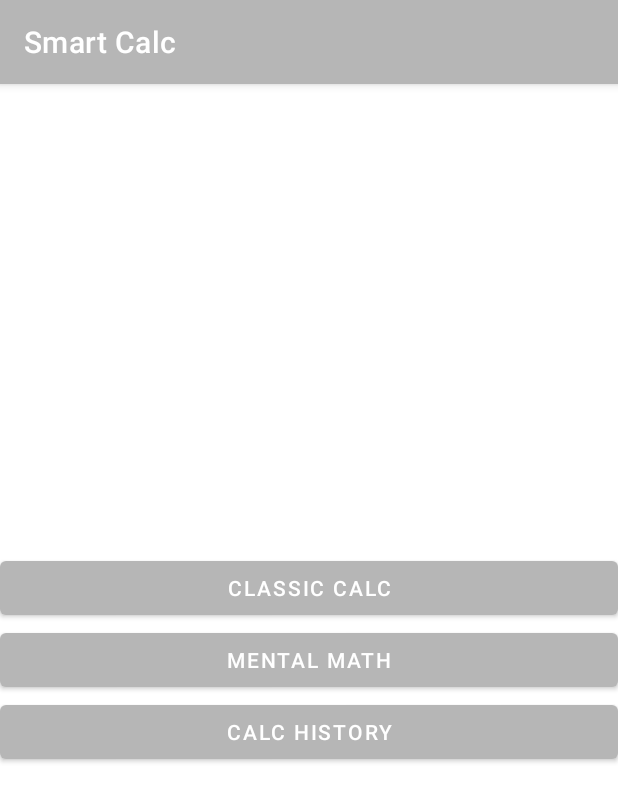
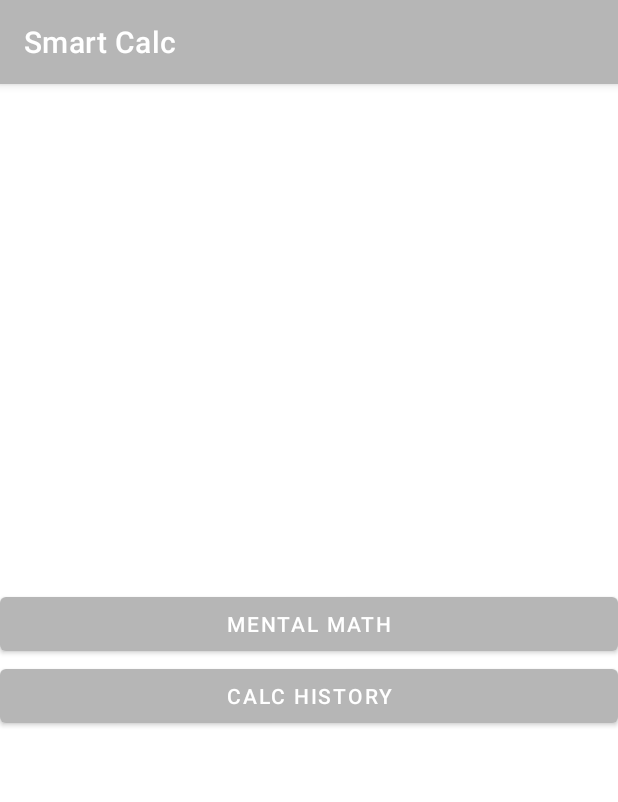
Before and after one commit to vadim-soude/UPJV_DUT2_MentalMath, an Android app: the screen it shows after launch (MainMenuStart), on a phone screen of 412 x 824 dp. Shown: the top 802 px of the screen. Run offline under Robolectric (Android 15) with nearby library versions, the phone set to English and light mode, and no system bars.

Commit message:
First commit

```diff
--- a/app/src/main/AndroidManifest.xml
+++ b/app/src/main/AndroidManifest.xml
@@ -23,7 +23,7 @@
             android:exported="false"
             android:label="@string/app_name" />
         <activity
-            android:name=".view.ClassicCalc"
+            android:name=".view.MentalMath"
             android:exported="true" />
     </application>
 
--- a/app/src/main/res/layout/activity_main_menu_start.xml
+++ b/app/src/main/res/layout/activity_main_menu_start.xml
@@ -17,12 +17,6 @@
         app:layout_constraintEnd_toEndOf="@id/constraintLayout">
 
         <Button
-            android:id="@+id/buttonCalc"
-            android:layout_width="match_parent"
-            android:layout_height="wrap_content"
-            android:text="@string/Calc" />
-
-        <Button
             android:id="@+id/buttonMentalMath"
             android:layout_width="match_parent"
             android:layout_height="wrap_content"
```
Also changed, not shown: app/src/main/java/fr/vadimsoude/mentalcounting/view/MainMenuStart.java (+2 -6 lines), app/src/main/java/fr/vadimsoude/mentalcounting/view/MentalMath.java (renamed from app/src/main/java/fr/vadimsoude/mentalcounting/view/ClassicCalc.java, +3 -4 lines).
